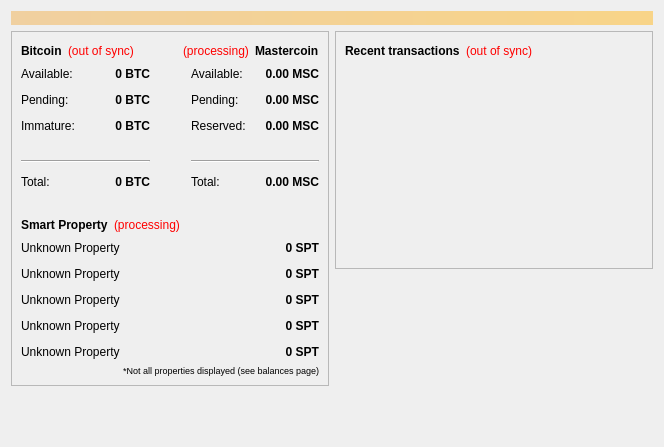
Above: src/qt/forms/overviewpage.ui from zathras-crypto/mastercore before the change. Below: the same form after it.
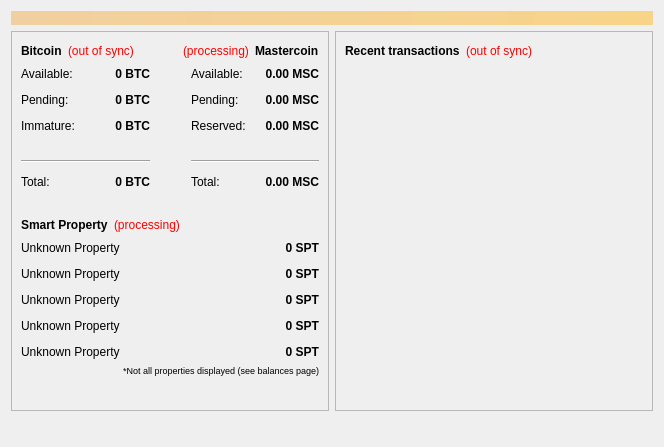
That is the form after the change.

Commit message: Redo the way frames are expanded to keep them aligned

```diff
--- a/src/qt/forms/overviewpage.ui
+++ b/src/qt/forms/overviewpage.ui
@@ -36,6 +36,12 @@
       <layout class="QVBoxLayout" name="verticalLayout_2">
        <item>
         <widget class="QFrame" name="frame">
+         <property name="sizePolicy">
+          <sizepolicy hsizetype="Preferred" vsizetype="Expanding">
+           <horstretch>0</horstretch>
+           <verstretch>0</verstretch>
+          </sizepolicy>
+         </property>
          <property name="frameShape">
           <enum>QFrame::StyledPanel</enum>
          </property>
@@ -685,24 +691,21 @@
             </item>
            </layout>
           </item>
-         </layout>
-        </widget>
-       </item>
        <item>
         <spacer name="verticalSpacer">
          <property name="orientation">
           <enum>Qt::Vertical</enum>
          </property>
-         <property name="sizeType">
-          <enum>QSizePolicy::Expanding</enum>
-         </property>
          <property name="sizeHint" stdset="0">
           <size>
            <width>20</width>
-           <height>20</height>
+              <height>40</height>
           </size>
          </property>
         </spacer>
+          </item>
+         </layout>
+        </widget>
        </item>
       </layout>
      </item>
@@ -710,6 +713,12 @@
       <layout class="QVBoxLayout" name="verticalLayout_3">
        <item>
         <widget class="QFrame" name="frame_2">
+         <property name="sizePolicy">
+          <sizepolicy hsizetype="Preferred" vsizetype="Expanding">
+           <horstretch>0</horstretch>
+           <verstretch>0</verstretch>
+          </sizepolicy>
+         </property>
          <property name="frameShape">
           <enum>QFrame::StyledPanel</enum>
          </property>
@@ -779,8 +788,12 @@
          </layout>
         </widget>
        </item>
+      </layout>
+     </item>
+    </layout>
+   </item>
        <item>
-        <spacer name="verticalSpacer_2">
+    <spacer name="verticalSpacer_6">
          <property name="orientation">
           <enum>Qt::Vertical</enum>
          </property>
@@ -791,10 +804,6 @@
           </size>
          </property>
         </spacer>
-       </item>
-      </layout>
-     </item>
-    </layout>
    </item>
   </layout>
  </widget>
```
Lines whose indentation alone changed are shown as unchanged.
